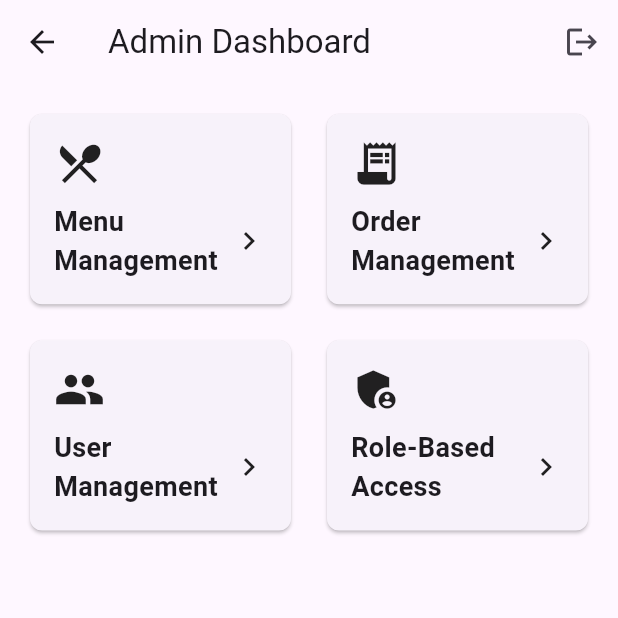
After one commit to Nagendra-Svknska/NutriStart, a Flutter app: the AdminDashboardScreen screen opened directly, on a phone screen of 412 x 824 dp, the top half of it. The commit adds this screen. Run offline on Flutter 3.47's test engine with Material 3 defaults, Android fonts, the phone set to English and light mode, and no system bars; our stand-ins replace dio, flutter_dotenv, flutter_riverpod, shared_preferences; accounts and stored records are empty; network calls fail.

Commit message:
Implemented admin order management and auth updates

```diff
--- a/nutristart_frontend/lib/core/network/dio_client.dart
+++ b/nutristart_frontend/lib/core/network/dio_client.dart
@@ -1,3 +1,4 @@
+import 'package:flutter_dotenv/flutter_dotenv.dart';
 import 'package:dio/dio.dart';
 // import '../../features/auth/services/';
 import '../storage/token_storage.dart';
@@ -16,7 +17,9 @@ static final Dio dio = Dio(
     // baseUrl: 'http://127.0.0.1:8000',
 
     //deployed to railway
-    baseUrl: 'https://nutristart-production.up.railway.app/',
+    // baseUrl: 'https://nutristart-production.up.railway.app/',
+
+    baseUrl: dotenv.env['API_BASE_URL'] ?? 'http://127.0.0.1:8000',
 
     connectTimeout: const Duration(seconds: 5),
     receiveTimeout: const Duration(seconds: 5),
--- a/nutristart_frontend/lib/core/storage/token_storage.dart
+++ b/nutristart_frontend/lib/core/storage/token_storage.dart
@@ -4,6 +4,9 @@ class TokenStorage {
 
   static const String tokenKey =
       'auth_token';
+
+  static const String roleKey =
+      'user_role';
 
   static Future<void> saveToken(
     String token,
@@ -29,6 +32,30 @@ class TokenStorage {
     );
   }
 
+  static Future<void> saveUserRole(
+    String role,
+  ) async {
+
+    final prefs =
+        await SharedPreferences.getInstance();
+
+    await prefs.setString(
+      roleKey,
+      role,
+    );
+  }
+
+  static Future<String?> getUserRole()
+  async {
+
+    final prefs =
+        await SharedPreferences.getInstance();
+
+    return prefs.getString(
+      roleKey,
+    );
+  }
+
   static Future<void> clearToken()
   async {
 
@@ -38,5 +65,9 @@ class TokenStorage {
     await prefs.remove(
       tokenKey,
     );
+
+    await prefs.remove(
+      roleKey,
+    );
   }
 }
--- /dev/null
+++ b/nutristart_frontend/lib/features/admin/admin_dashboard_screen.dart
@@ -0,0 +1,146 @@
+import 'package:flutter/material.dart';
+
+import '../auth/widgets/logout_button.dart';
+import 'admin_orders_screen.dart';
+import 'admin_section_screen.dart';
+
+class AdminDashboardScreen extends StatelessWidget {
+  const AdminDashboardScreen({super.key});
+
+  void openScreen(
+    BuildContext context,
+    Widget screen,
+  ) {
+    Navigator.push(
+      context,
+      MaterialPageRoute(
+        builder: (_) => screen,
+      ),
+    );
+  }
+
+  @override
+  Widget build(BuildContext context) {
+    final sections = [
+      AdminDashboardItem(
+        title: "Menu Management",
+        icon: Icons.restaurant_menu,
+        onTap: () => openScreen(
+          context,
+          const AdminSectionScreen(
+            title: "Menu Management",
+            icon: Icons.restaurant_menu,
+          ),
+        ),
+      ),
+      AdminDashboardItem(
+        title: "Order Management",
+        icon: Icons.receipt_long,
+        onTap: () => openScreen(
+          context,
+          const AdminOrdersScreen(),
+        ),
+      ),
+      AdminDashboardItem(
+        title: "User Management",
+        icon: Icons.people,
+        onTap: () => openScreen(
+          context,
+          const AdminSectionScreen(
+            title: "User Management",
+            icon: Icons.people,
+          ),
+        ),
+      ),
+      AdminDashboardItem(
+        title: "Role-Based Access",
+        icon: Icons.admin_panel_settings,
+        onTap: () => openScreen(
+          context,
+          const AdminSectionScreen(
+            title: "Role-Based Access",
+            icon: Icons.admin_panel_settings,
+          ),
+        ),
+      ),
+    ];
+
+    return Scaffold(
+      appBar: AppBar(
+        title: const Text("Admin Dashboard"),
+        actions: const [
+          LogoutButton(),
+        ],
+      ),
+      body: Padding(
+        padding: const EdgeInsets.all(16),
+        child: GridView.builder(
+          itemCount: sections.length,
+          gridDelegate:
+              const SliverGridDelegateWithMaxCrossAxisExtent(
+            maxCrossAxisExtent: 260,
+            mainAxisSpacing: 16,
+            crossAxisSpacing: 16,
+            childAspectRatio: 1.35,
+          ),
+          itemBuilder: (context, index) {
+            final section = sections[index];
+
+            return Card(
+              shape: RoundedRectangleBorder(
+                borderRadius: BorderRadius.circular(8),
+              ),
+              child: InkWell(
+                borderRadius: BorderRadius.circular(8),
+                onTap: section.onTap,
+                child: Padding(
+                  padding: const EdgeInsets.all(16),
+                  child: Column(
+                    crossAxisAlignment:
+                        CrossAxisAlignment.start,
+                    mainAxisAlignment:
+                        MainAxisAlignment.spaceBetween,
+                    children: [
+                      Icon(
+                        section.icon,
+                        size: 34,
+                      ),
+                      Row(
+                        children: [
+                          Expanded(
+                            child: Text(
+                              section.title,
+                              style: const TextStyle(
+                                fontSize: 18,
+                                fontWeight: FontWeight.bold,
+                              ),
+                            ),
+                          ),
+                          const Icon(
+                            Icons.chevron_right,
+                          ),
+                        ],
+                      ),
+                    ],
+                  ),
+                ),
+              ),
+            );
+          },
+        ),
+      ),
+    );
+  }
+}
+
+class AdminDashboardItem {
+  final String title;
+  final IconData icon;
+  final VoidCallback onTap;
+
+  const AdminDashboardItem({
+    required this.title,
+    required this.icon,
+    required this.onTap,
+  });
+}
--- a/nutristart_frontend/lib/features/auth/screens/login_screen.dart
+++ b/nutristart_frontend/lib/features/auth/screens/login_screen.dart
@@ -1,6 +1,7 @@
 import 'package:flutter/material.dart';
 
 import '../services/auth_service.dart';
+import '../../admin/admin_dashboard_screen.dart';
 import '../../menu/menu_screen.dart';
 import '../../menu/services/menu_service.dart';
 import '../../../core/storage/token_storage.dart';
@@ -41,13 +42,33 @@ class _LoginScreenState extends State<LoginScreen> {
     if (result["access_token"] != null) {
 
       final token = result["access_token"];
+      final role =
+          (result["role"] as String?) ?? "user";
 
       await TokenStorage.saveToken(token);
+      await TokenStorage.saveUserRole(role);
 
       print("TOKEN SAVED");
 
       final savedToken =await TokenStorage.getToken();
       print(savedToken);
+
+      if (role == "ADMIN") {
+        if (!mounted) return;
+
+        Navigator.pushReplacement(
+
+          context,
+
+          MaterialPageRoute(
+
+            builder: (_) =>
+                const AdminDashboardScreen(),
+          ),
+        );
+
+        return;
+      }
 
       final menuItems =
           await menuService.getMenu();
--- a/nutristart_frontend/pubspec.yaml
+++ b/nutristart_frontend/pubspec.yaml
@@ -16,6 +16,9 @@ dependencies:
   go_router: ^14.0.0
   # flutter_secure_storage: ^9.0.0
   shared_preferences: ^2.5.3
+  flutter_dotenv: ^5.1.0
 
 flutter:
   uses-material-design: true
+  assets:
+    - .env
```
Also changed, not shown: nutristart_frontend/lib/features/admin/admin_orders_screen.dart (added, +215 -0 lines), nutristart_frontend/lib/features/admin/admin_section_screen.dart (added, +27 -0 lines), nutristart_frontend/lib/features/auth/screens/auth_gate.dart (+21 -0 lines), nutristart_frontend/lib/features/order/services/order_service.dart (+54 -3 lines), nutristart_frontend/lib/main.dart (+6 -6 lines), nutristart_frontend/pubspec.lock, 8 other files.
